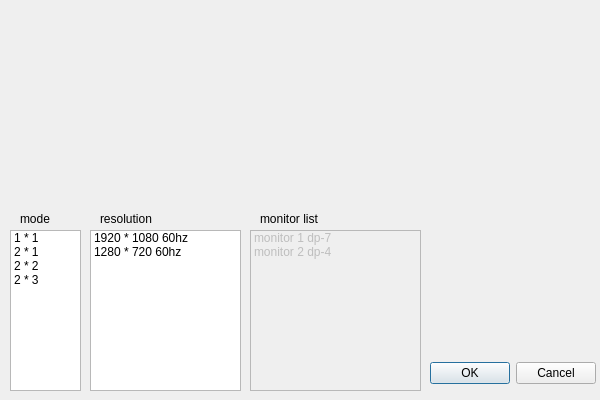
MR-ACC/IDS-Client, file common/displaycfgdialog.ui: the form before one commit.
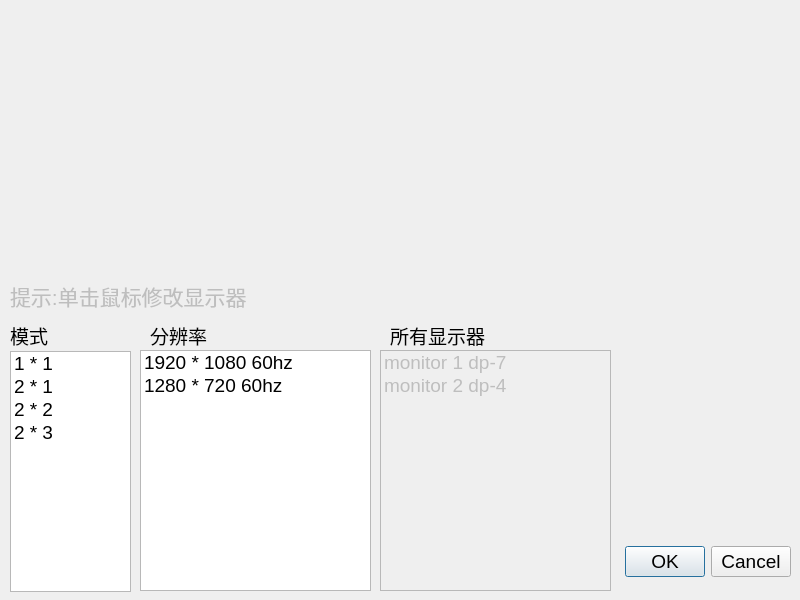
The form after the commit.

Commit message: set font size to 14. ids_server is ok.

Patch:
```diff
--- a/common/displaycfgdialog.ui
+++ b/common/displaycfgdialog.ui
@@ -6,10 +6,15 @@
    <rect>
     <x>0</x>
     <y>0</y>
-    <width>600</width>
-    <height>400</height>
+    <width>800</width>
+    <height>600</height>
    </rect>
   </property>
+  <property name="font">
+   <font>
+    <pointsize>14</pointsize>
+   </font>
+  </property>
   <property name="windowTitle">
    <string>Display mode configuration</string>
   </property>
@@ -19,10 +24,10 @@
    </property>
    <property name="geometry">
     <rect>
-     <x>90</x>
-     <y>230</y>
-     <width>151</width>
-     <height>161</height>
+     <x>140</x>
+     <y>350</y>
+     <width>231</width>
+     <height>241</height>
     </rect>
    </property>
    <item>
@@ -40,9 +45,9 @@
    <property name="geometry">
     <rect>
      <x>10</x>
-     <y>230</y>
-     <width>71</width>
-     <height>161</height>
+     <y>351</y>
+     <width>121</width>
+     <height>241</height>
     </rect>
    </property>
    <item>
@@ -72,10 +77,10 @@
    </property>
    <property name="geometry">
     <rect>
-     <x>250</x>
-     <y>230</y>
-     <width>171</width>
-     <height>161</height>
+     <x>380</x>
+     <y>350</y>
+     <width>231</width>
+     <height>241</height>
     </rect>
    </property>
    <item>
@@ -92,43 +97,43 @@
   <widget class="QLabel" name="label_monitors">
    <property name="geometry">
     <rect>
-     <x>260</x>
-     <y>210</y>
-     <width>91</width>
-     <height>17</height>
+     <x>390</x>
+     <y>320</y>
+     <width>211</width>
+     <height>31</height>
     </rect>
    </property>
    <property name="text">
-    <string>monitor list</string>
+    <string>所有显示器</string>
    </property>
   </widget>
   <widget class="QLabel" name="label_resolutions">
    <property name="geometry">
     <rect>
-     <x>100</x>
-     <y>210</y>
-     <width>101</width>
-     <height>17</height>
+     <x>150</x>
+     <y>320</y>
+     <width>181</width>
+     <height>31</height>
     </rect>
    </property>
    <property name="frameShape">
     <enum>QFrame::NoFrame</enum>
    </property>
    <property name="text">
-    <string>resolution</string>
+    <string>分辨率</string>
    </property>
   </widget>
   <widget class="QLabel" name="label_modes">
    <property name="geometry">
     <rect>
-     <x>20</x>
-     <y>210</y>
-     <width>41</width>
-     <height>17</height>
+     <x>10</x>
+     <y>320</y>
+     <width>121</width>
+     <height>31</height>
     </rect>
    </property>
    <property name="text">
-    <string>mode</string>
+    <string>模式</string>
    </property>
   </widget>
   <widget class="QWidget" name="widget" native="true">
@@ -136,20 +141,25 @@
     <rect>
      <x>10</x>
      <y>10</y>
-     <width>581</width>
-     <height>191</height>
+     <width>771</width>
+     <height>271</height>
     </rect>
    </property>
   </widget>
   <widget class="QDialogButtonBox" name="displayCfgButtonBox">
    <property name="geometry">
     <rect>
-     <x>420</x>
-     <y>360</y>
-     <width>176</width>
-     <height>27</height>
+     <x>590</x>
+     <y>536</y>
+     <width>201</width>
+     <height>51</height>
     </rect>
    </property>
+   <property name="font">
+    <font>
+     <pointsize>14</pointsize>
+    </font>
+   </property>
    <property name="orientation">
     <enum>Qt::Horizontal</enum>
    </property>
@@ -160,6 +170,33 @@
     <bool>false</bool>
    </property>
   </widget>
+  <widget class="QLabel" name="label_tips">
+   <property name="enabled">
+    <bool>false</bool>
+   </property>
+   <property name="geometry">
+    <rect>
+     <x>10</x>
+     <y>280</y>
+     <width>771</width>
+     <height>31</height>
+    </rect>
+   </property>
+   <property name="font">
+    <font>
+     <pointsize>16</pointsize>
+    </font>
+   </property>
+   <property name="lineWidth">
+    <number>1</number>
+   </property>
+   <property name="text">
+    <string>提示:单击鼠标修改显示器</string>
+   </property>
+   <property name="textFormat">
+    <enum>Qt::PlainText</enum>
+   </property>
+  </widget>
  </widget>
  <resources/>
  <connections>
```
Left out of the diff: 2 changed lines with no effect on the pictures. The commit also changes 9 other files.
